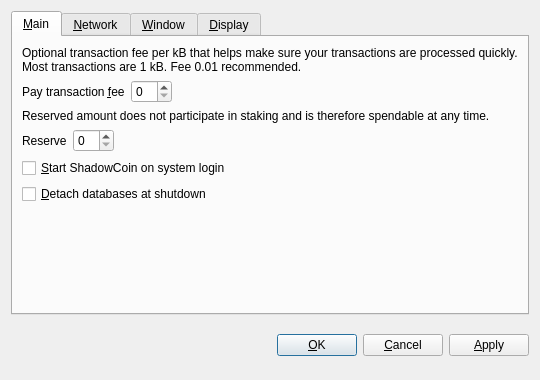
First picture: the form in src/qt/forms/optionsdialog.ui, repository openrightlabs/StealthCash, before the edit.
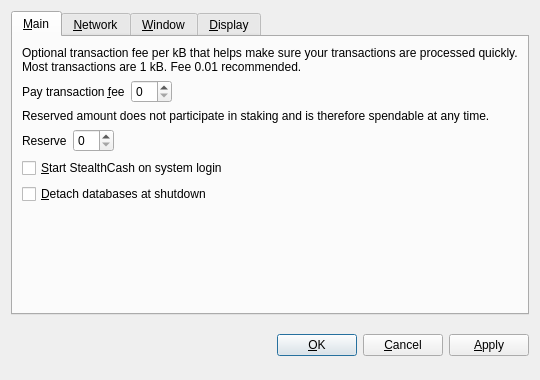
Second picture: the form after the edit. Custom widgets are drawn as their Qt base class.

Diff of the .ui file:
```diff
--- a/src/qt/forms/optionsdialog.ui
+++ b/src/qt/forms/optionsdialog.ui
@@ -128,7 +128,7 @@
           <string>Automatically start ShadowCoin after logging in to the system.</string>
          </property>
          <property name="text">
-          <string>&amp;Start ShadowCoin on system login</string>
+          <string>&amp;Start StealthCash on system login</string>
          </property>
         </widget>
        </item>
```
Left out of the diff: 10 changed lines with no effect on the pictures.
